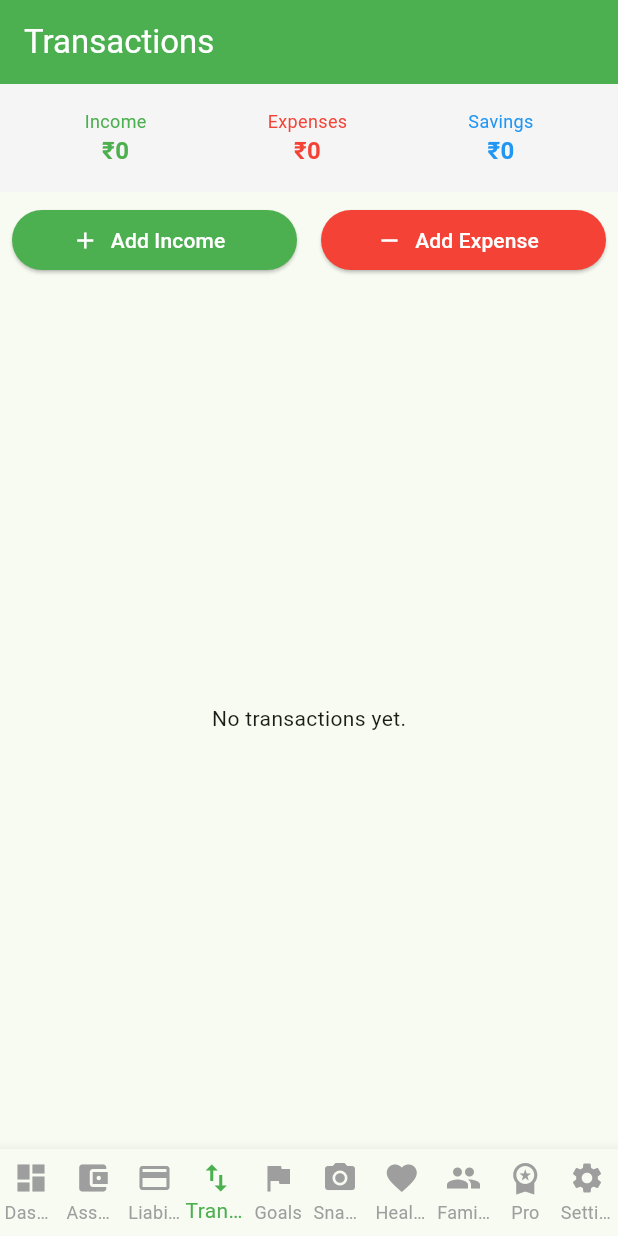
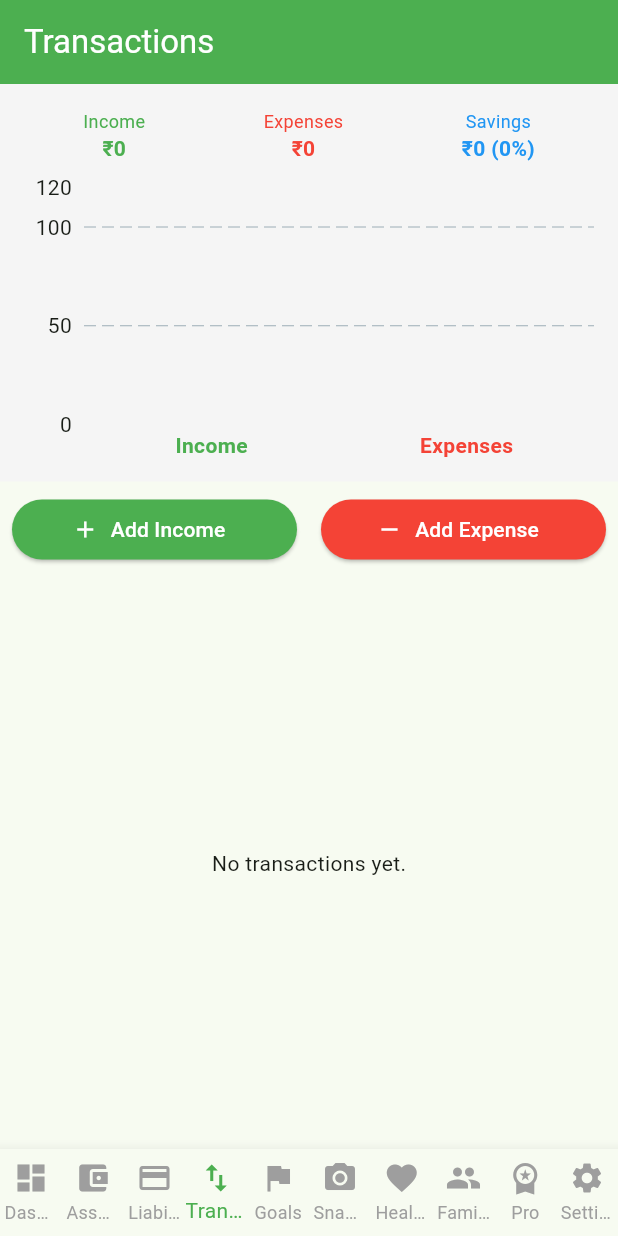
Before and after one commit to logeethraj/finmap, a Flutter app: the screen it shows once a user with an empty profile is signed in, item 4 of the bottom bar chosen, on a phone screen of 412 x 824 dp. Run offline on Flutter 3.47's test engine with Material 3 defaults, Android fonts, the phone set to English and light mode, and no system bars; drawn by our look-alikes of fl_chart; our stand-ins replace csv, file_picker, shared_preferences, supabase_flutter; accounts and stored records are empty.

Commit message:
Fix bug 003 - add income vs expense bar chart

```diff
--- a/lib/screens/transactions_screen.dart
+++ b/lib/screens/transactions_screen.dart
@@ -1,5 +1,6 @@
 import 'package:flutter/material.dart';
 import 'package:supabase_flutter/supabase_flutter.dart';
+import 'package:fl_chart/fl_chart.dart';
 
 class TransactionsScreen extends StatefulWidget {
   const TransactionsScreen({super.key});
@@ -102,6 +103,9 @@ class _TransactionsScreenState extends State<TransactionsScreen> {
         .where((t) => t['type'] == 'expense')
         .fold(0.0, (sum, t) => sum + (t['amount'] as num));
     final savings = income - expenses;
+    final savingsRate = income > 0 ? (savings / income * 100) : 0.0;
+
+    final maxY = [income, expenses, 100.0].reduce((a, b) => a > b ? a : b) * 1.2;
 
     return Scaffold(
       appBar: AppBar(
@@ -114,12 +118,56 @@ class _TransactionsScreenState extends State<TransactionsScreen> {
           Container(
             padding: const EdgeInsets.all(16),
             color: Colors.grey.shade100,
-            child: Row(
-              mainAxisAlignment: MainAxisAlignment.spaceAround,
+            child: Column(
               children: [
-                _statCard('Income', '₹${income.toStringAsFixed(0)}', Colors.green),
-                _statCard('Expenses', '₹${expenses.toStringAsFixed(0)}', Colors.red),
-                _statCard('Savings', '₹${savings.toStringAsFixed(0)}', Colors.blue),
+                Row(
+                  mainAxisAlignment: MainAxisAlignment.spaceAround,
+                  children: [
+                    _statCard('Income', '₹${income.toStringAsFixed(0)}', Colors.green),
+                    _statCard('Expenses', '₹${expenses.toStringAsFixed(0)}', Colors.red),
+                    _statCard('Savings', '₹${savings.toStringAsFixed(0)} (${savingsRate.toStringAsFixed(0)}%)', Colors.blue),
+                  ],
+                ),
+                const SizedBox(height: 16),
+                SizedBox(
+                  height: 180,
+                  child: BarChart(
+                    BarChartData(
+                      alignment: BarChartAlignment.spaceAround,
+                      maxY: maxY,
+                      barGroups: [
+                        BarChartGroupData(x: 0, barRods: [
+                          BarChartRodData(toY: income, color: Colors.green, width: 50, borderRadius: BorderRadius.circular(4)),
+                        ]),
+                        BarChartGroupData(x: 1, barRods: [
+                          BarChartRodData(toY: expenses, color: Colors.red, width: 50, borderRadius: BorderRadius.circular(4)),
+                        ]),
+                      ],
+                      titlesData: FlTitlesData(
+                        bottomTitles: AxisTitles(
+                          sideTitles: SideTitles(
+                            showTitles: true,
+                            getTitlesWidget: (value, meta) {
+                              switch (value.toInt()) {
+                                case 0:
+                                  return const Padding(padding: EdgeInsets.only(top: 4), child: Text('Income', style: TextStyle(color: Colors.green, fontWeight: FontWeight.bold)));
+                                case 1:
+                                  return const Padding(padding: EdgeInsets.only(top: 4), child: Text('Expenses', style: TextStyle(color: Colors.red, fontWeight: FontWeight.bold)));
+                                default:
+                                  return const Text('');
+                              }
+                            },
+                          ),
+                        ),
+                        leftTitles: AxisTitles(sideTitles: SideTitles(showTitles: true, reservedSize: 40)),
+                        topTitles: const AxisTitles(sideTitles: SideTitles(showTitles: false)),
+                        rightTitles: const AxisTitles(sideTitles: SideTitles(showTitles: false)),
+                      ),
+                      borderData: FlBorderData(show: false),
+                      gridData: const FlGridData(show: true, drawVerticalLine: false),
+                    ),
+                  ),
+                ),
               ],
             ),
           ),
@@ -195,7 +243,7 @@ class _TransactionsScreenState extends State<TransactionsScreen> {
     return Column(
       children: [
         Text(label, style: TextStyle(color: color, fontSize: 12)),
-        Text(value, style: TextStyle(color: color, fontSize: 16, fontWeight: FontWeight.bold)),
+        Text(value, style: TextStyle(color: color, fontSize: 14, fontWeight: FontWeight.bold)),
       ],
     );
   }
```
